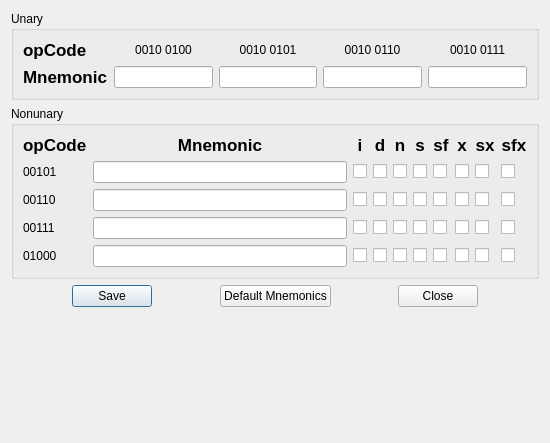
First picture: the form in redefinemnemonicsdialog.ui, repository WarlockD/pep8-1, before the edit.
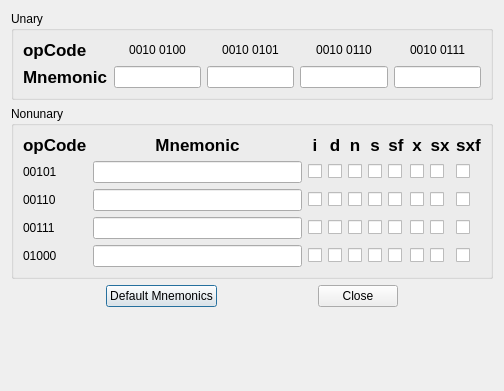
Second picture: the form after the edit.

Commit message: Added Pep namespace in pep.h file. Use it to store the default values of the redefined mnemonics and their allowed addressing modes.

Patch:
```diff
--- a/redefinemnemonicsdialog.ui
+++ b/redefinemnemonicsdialog.ui
@@ -6,10 +6,16 @@
    <rect>
     <x>0</x>
     <y>0</y>
-    <width>550</width>
-    <height>443</height>
+    <width>504</width>
+    <height>391</height>
    </rect>
   </property>
+  <property name="sizePolicy">
+   <sizepolicy hsizetype="Preferred" vsizetype="Preferred">
+    <horstretch>0</horstretch>
+    <verstretch>0</verstretch>
+   </sizepolicy>
+  </property>
   <property name="windowTitle">
    <string>Redefine Mnemonics</string>
   </property>
@@ -108,16 +114,16 @@
          </widget>
         </item>
         <item row="1" column="1">
-         <widget class="QLineEdit" name="unaryMnemonic1LineEdit"/>
+         <widget class="QLineEdit" name="unaryMnemonic0LineEdit"/>
         </item>
         <item row="1" column="2">
-         <widget class="QLineEdit" name="unaryMnemonic2LineEdit"/>
+         <widget class="QLineEdit" name="unaryMnemonic1LineEdit"/>
         </item>
         <item row="1" column="3">
-         <widget class="QLineEdit" name="unaryMnemonic3LineEdit"/>
+         <widget class="QLineEdit" name="unaryMnemonic2LineEdit"/>
         </item>
         <item row="1" column="4">
-         <widget class="QLineEdit" name="unaryMnemonic4LineEdit"/>
+         <widget class="QLineEdit" name="unaryMnemonic3LineEdit"/>
         </item>
        </layout>
       </item>
@@ -131,14 +137,14 @@
      </property>
      <layout class="QGridLayout">
       <item row="2" column="6">
-       <widget class="QCheckBox" name="mnemon2sfCheckBox">
+       <widget class="QCheckBox" name="mnemon1sfCheckBox">
         <property name="text">
          <string/>
         </property>
        </widget>
       </item>
       <item row="1" column="8">
-       <widget class="QCheckBox" name="mnemon1sxCheckBox">
+       <widget class="QCheckBox" name="mnemon0sxCheckBox">
         <property name="text">
          <string/>
         </property>
@@ -246,21 +252,21 @@
        </widget>
       </item>
       <item row="3" column="8">
-       <widget class="QCheckBox" name="mnemon3sxCheckBox">
+       <widget class="QCheckBox" name="mnemon2sxCheckBox">
         <property name="text">
          <string/>
         </property>
        </widget>
       </item>
       <item row="3" column="2">
-       <widget class="QCheckBox" name="mnemon3iCheckBox">
+       <widget class="QCheckBox" name="mnemon2iCheckBox">
         <property name="text">
          <string/>
         </property>
        </widget>
       </item>
       <item row="4" column="8">
-       <widget class="QCheckBox" name="mnemon4sxCheckBox">
+       <widget class="QCheckBox" name="mnemon3sxCheckBox">
         <property name="text">
          <string/>
         </property>
@@ -274,14 +280,14 @@
        </widget>
       </item>
       <item row="4" column="2">
-       <widget class="QCheckBox" name="mnemon4iCheckBox">
+       <widget class="QCheckBox" name="mnemon3iCheckBox">
         <property name="text">
          <string/>
         </property>
        </widget>
       </item>
       <item row="1" column="2">
-       <widget class="QCheckBox" name="mnemon1iCheckBox">
+       <widget class="QCheckBox" name="mnemon0iCheckBox">
         <property name="text">
          <string/>
         </property>
@@ -305,91 +311,91 @@
        </widget>
       </item>
       <item row="2" column="4">
-       <widget class="QCheckBox" name="mnemon2nCheckBox">
+       <widget class="QCheckBox" name="mnemon1nCheckBox">
         <property name="text">
          <string/>
         </property>
        </widget>
       </item>
       <item row="2" column="8">
-       <widget class="QCheckBox" name="mnemon2sxCheckBox">
+       <widget class="QCheckBox" name="mnemon1sxCheckBox">
         <property name="text">
          <string/>
         </property>
        </widget>
       </item>
       <item row="3" column="5">
-       <widget class="QCheckBox" name="mnemon3sCheckBox">
+       <widget class="QCheckBox" name="mnemon2sCheckBox">
         <property name="text">
          <string/>
         </property>
        </widget>
       </item>
       <item row="4" column="6">
-       <widget class="QCheckBox" name="mnemon4sfCheckBox">
+       <widget class="QCheckBox" name="mnemon3sfCheckBox">
         <property name="text">
          <string/>
         </property>
        </widget>
       </item>
       <item row="1" column="7">
-       <widget class="QCheckBox" name="mnemon1xCheckBox">
+       <widget class="QCheckBox" name="mnemon0xCheckBox">
         <property name="text">
          <string/>
         </property>
        </widget>
       </item>
       <item row="1" column="5">
-       <widget class="QCheckBox" name="mnemon1sCheckBox">
+       <widget class="QCheckBox" name="mnemon0sCheckBox">
         <property name="text">
          <string/>
         </property>
        </widget>
       </item>
       <item row="4" column="3">
-       <widget class="QCheckBox" name="mnemon4dCheckBox">
+       <widget class="QCheckBox" name="mnemon3dCheckBox">
         <property name="text">
          <string/>
         </property>
        </widget>
       </item>
       <item row="4" column="5">
-       <widget class="QCheckBox" name="mnemon4sCheckBox">
+       <widget class="QCheckBox" name="mnemon3sCheckBox">
         <property name="text">
          <string/>
         </property>
        </widget>
       </item>
       <item row="1" column="3">
-       <widget class="QCheckBox" name="mnemon1dCheckBox">
+       <widget class="QCheckBox" name="mnemon0dCheckBox">
         <property name="text">
          <string/>
         </property>
        </widget>
       </item>
       <item row="2" column="5">
-       <widget class="QCheckBox" name="mnemon2sCheckBox">
+       <widget class="QCheckBox" name="mnemon1sCheckBox">
         <property name="text">
          <string/>
         </property>
        </widget>
       </item>
       <item row="3" column="3">
-       <widget class="QCheckBox" name="mnemon3dCheckBox">
+       <widget class="QCheckBox" name="mnemon2dCheckBox">
         <property name="text">
          <string/>
         </property>
        </widget>
       </item>
       <item row="3" column="4">
-       <widget class="QCheckBox" name="mnemon3nCheckBox">
+       <widget class="QCheckBox" name="mnemon2nCheckBox">
         <property name="text">
          <string/>
         </property>
        </widget>
       </item>
       <item row="3" column="6">
-       <widget class="QCheckBox" name="mnemon3sfCheckBox">
+       <widget class="QCheckBox" name="mnemon2sfCheckBox">
         <property name="text">
          <string/>
         </property>
@@ -417,7 +423,7 @@
        </widget>
       </item>
       <item row="2" column="2">
-       <widget class="QCheckBox" name="mnemon2iCheckBox">
+       <widget class="QCheckBox" name="mnemon1iCheckBox">
         <property name="text">
          <string/>
         </property>
@@ -452,7 +458,7 @@
        </widget>
       </item>
       <item row="1" column="6">
-       <widget class="QCheckBox" name="mnemon1sfCheckBox">
+       <widget class="QCheckBox" name="mnemon0sfCheckBox">
         <property name="text">
          <string/>
         </property>
@@ -483,7 +489,7 @@
        <widget class="QLineEdit" name="nonunaryMnemonic4LineEdit"/>
       </item>
       <item row="1" column="4">
-       <widget class="QCheckBox" name="mnemon1nCheckBox">
+       <widget class="QCheckBox" name="mnemon0nCheckBox">
         <property name="text">
          <string/>
         </property>
@@ -493,26 +499,26 @@
        <widget class="QLineEdit" name="nonunaryMnemonic1LineEdit"/>
       </item>
       <item row="2" column="3">
-       <widget class="QCheckBox" name="mnemon2dCheckBox">
+       <widget class="QCheckBox" name="mnemon1dCheckBox">
         <property name="text">
          <string/>
         </property>
        </widget>
       </item>
       <item row="3" column="7">
-       <widget class="QCheckBox" name="mnemon3xCheckBox">
-        <property name="text">
-         <string/>
-        </property>
-       </widget>
-      </item>
-      <item row="2" column="7">
        <widget class="QCheckBox" name="mnemon2xCheckBox">
         <property name="text">
          <string/>
         </property>
        </widget>
       </item>
+      <item row="2" column="7">
+       <widget class="QCheckBox" name="mnemon1xCheckBox">
+        <property name="text">
+         <string/>
+        </property>
+       </widget>
+      </item>
       <item row="4" column="9">
        <widget class="QCheckBox" name="mnemon4sfxCheckBox">
         <property name="text">
@@ -534,7 +540,7 @@
          </font>
         </property>
         <property name="text">
-         <string>sfx</string>
+         <string>sxf</string>
         </property>
         <property name="alignment">
          <set>Qt::AlignCenter</set>
@@ -549,7 +555,7 @@
        </widget>
       </item>
       <item row="4" column="4">
-       <widget class="QCheckBox" name="mnemon4nCheckBox">
+       <widget class="QCheckBox" name="mnemon3nCheckBox">
         <property name="text">
          <string/>
         </property>
@@ -574,7 +580,7 @@
        </widget>
       </item>
       <item row="4" column="7">
-       <widget class="QCheckBox" name="mnemon4xCheckBox">
+       <widget class="QCheckBox" name="mnemon3xCheckBox">
         <property name="text">
          <string/>
         </property>
@@ -619,29 +625,6 @@
        </property>
       </spacer>
      </item>
-     <item>
-      <widget class="QPushButton" name="saveButton">
-       <property name="text">
-        <string>Save</string>
-       </property>
-       <property name="default">
-        <bool>true</bool>
-       </property>
-      </widget>
-     </item>
-     <item>
-      <spacer>
-       <property name="orientation">
-        <enum>Qt::Horizontal</enum>
-       </property>
-       <property name="sizeHint" stdset="0">
-        <size>
-         <width>40</width>
-         <height>20</height>
-        </size>
-       </property>
-      </spacer>
-     </item>
      <item>
       <widget class="QPushButton" name="defaultMnemonicsButton">
        <property name="text">
@@ -692,7 +675,7 @@
      <property name="sizeHint" stdset="0">
       <size>
        <width>20</width>
-       <height>79</height>
+       <height>27</height>
       </size>
      </property>
     </spacer>
```
Left out of the diff: 16 changed lines with no effect on the pictures. The commit also changes 6 other files.
